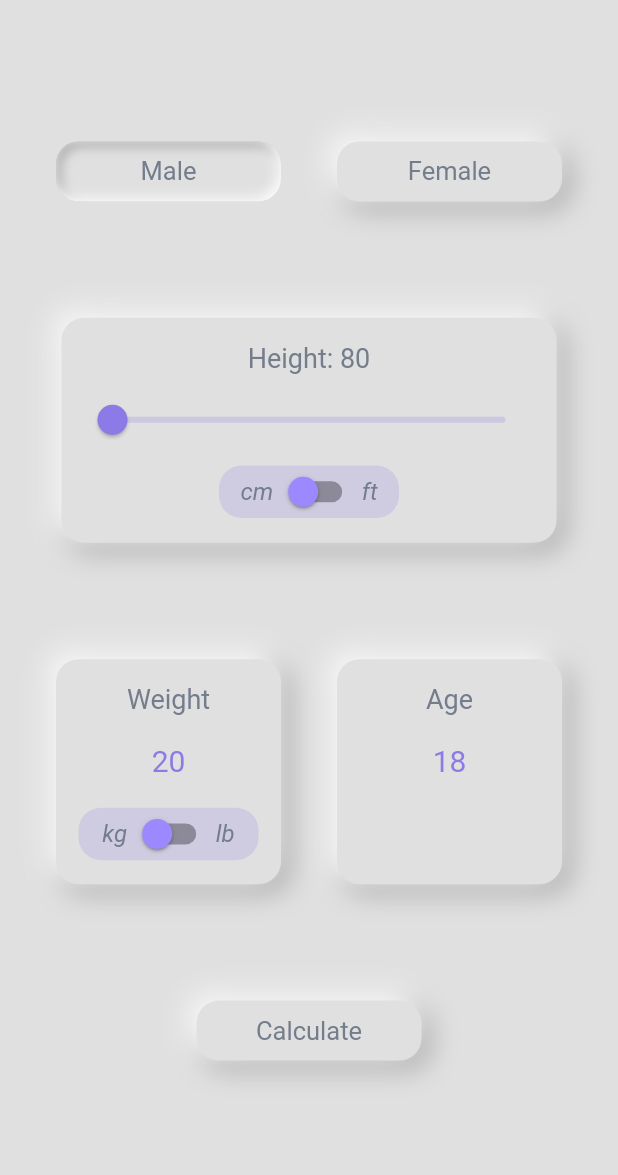
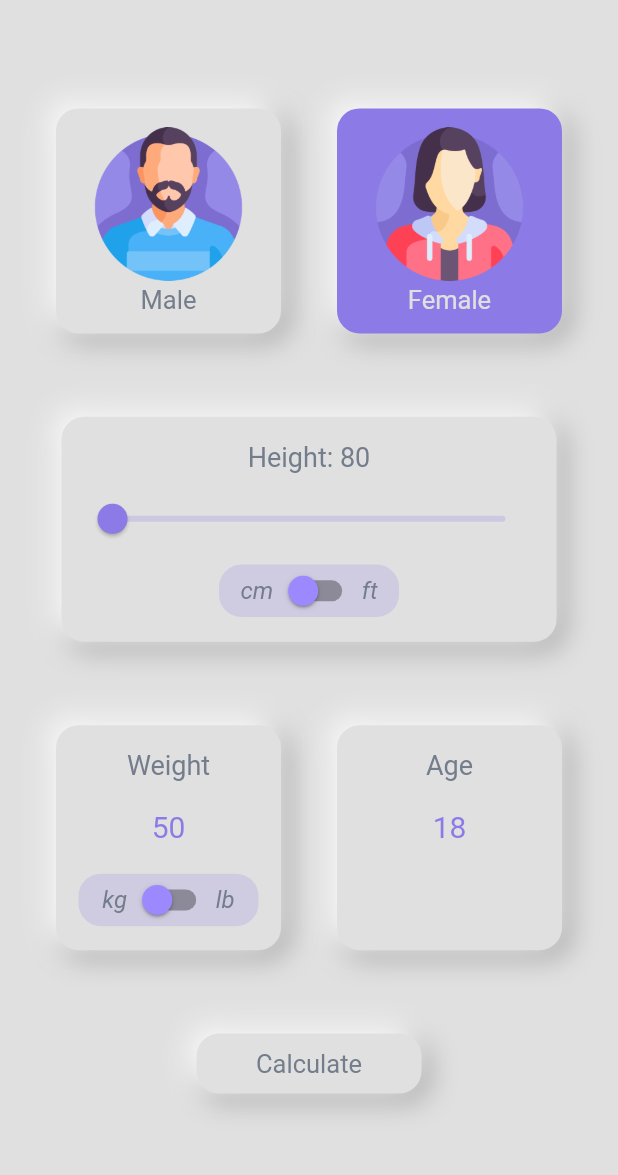
Before and after one commit to FatalError98/BMI-Calculator, a Flutter app: the screen it shows after launch, after a tap on "Male", on a phone screen of 412 x 824 dp, the part 59-1234 px from its top. Run offline on Flutter 3.47's test engine with Material 2 defaults, Android fonts, the phone set to English and light mode, and no system bars; drawn by our look-alikes of numberpicker; our stand-ins replace flutter_inset_box_shadow.

Commit message:
commit 5

```diff
--- a/lib/constants.dart
+++ b/lib/constants.dart
@@ -8,21 +8,27 @@ const sColor = Color.fromRGBO(156, 136, 255, 1);
 const pFontColor = Color.fromRGBO(87, 96, 111, 1);
 const sFontColor = Color.fromRGBO(116, 125, 140, 1);
 const shadowColor = Color.fromARGB(255, 158, 158, 158);
-BoxDecoration neumContanerEffect = BoxDecoration(
-  color: bgColor,
-  borderRadius: BorderRadius.circular(15),
-  boxShadow: const [
-    BoxShadow(
-      color: shadowColor,
-      offset: Offset(4, 4),
-      blurRadius: 15,
-      spreadRadius: 1,
-    ),
-    BoxShadow(
-      color: Colors.white,
-      offset: Offset(-4, -4),
-      blurRadius: 15,
-      spreadRadius: 1,
-    ),
-  ],
-);
+
+const activeColor = Color.fromRGBO(140, 122, 230, 1);
+const inActiveColor = Color.fromARGB(255, 224, 224, 224);
+
+const activeFontColor = Color.fromARGB(255, 224, 224, 224);
+const inActiveFontColor = Color.fromRGBO(116, 125, 140, 1);
+// BoxDecoration neumContanerEffect = BoxDecoration(
+//   color: bgColor,
+//   borderRadius: BorderRadius.circular(15),
+//   boxShadow: const [
+//     BoxShadow(
+//       color: shadowColor,
+//       offset: Offset(4, 4),
+//       blurRadius: 15,
+//       spreadRadius: 1,
+//     ),
+//     BoxShadow(
+//       color: Colors.white,
+//       offset: Offset(-4, -4),
+//       blurRadius: 15,
+//       spreadRadius: 1,
+//     ),
+//   ],
+// );
--- a/lib/global variables/globals.dart
+++ b/lib/global variables/globals.dart
@@ -1,3 +1,14 @@
 library bmi.globals;
 
 bool switchValues = false;
+bool isPressed = false;
+bool isSelected = false;
+
+enum Gender {
+  male,
+  female,
+}
+
+double heightValue = 80.0;
+int weightValue = 50;
+int ageValue = 18;
--- a/lib/main.dart
+++ b/lib/main.dart
@@ -1,10 +1,7 @@
 import 'package:flutter/material.dart';
-import 'package:numberpicker/numberpicker.dart';
 
-import './global variables/globals.dart' as globals;
-import './widgets/neumorphism-button.dart';
-import './widgets/unit-switch.dart';
 import './constants.dart';
+import './screens/main_screen.dart';
 
 void main() {
   runApp(MyApp());
@@ -25,140 +22,7 @@ class MyApp extends StatelessWidget {
           secondary: sColor,
         ),
       ),
-      home: MyHomePage(),
+      home: MainScreen(),
     );
   }
 }
-
-class MyHomePage extends StatefulWidget {
-  const MyHomePage({Key? key}) : super(key: key);
-
-  @override
-  State<MyHomePage> createState() => _MyHomePageState();
-}
-
-class _MyHomePageState extends State<MyHomePage> {
-  double _currentValue = 80.0;
-  int _currentWeightValue = 20;
-  int _currentAgeValue = 18;
-
-  @override
-  Widget build(BuildContext context) {
-    return Scaffold(
-      backgroundColor: bgColor,
-      appBar: AppBar(
-        iconTheme: const IconThemeData(color: pFontColor),
-        centerTitle: true,
-        backgroundColor: bgColor,
-        elevation: 0,
-        title: const Text(
-          'BMI Calculator',
-          style: TextStyle(
-            color: pFontColor,
-          ),
-        ),
-      ),
-      body: Column(
-        mainAxisAlignment: MainAxisAlignment.spaceEvenly,
-        children: [
-          Row(
-            mainAxisAlignment: MainAxisAlignment.spaceEvenly,
-            children: [
-              NeumButton(bText: 'Male'),
-              NeumButton(bText: 'Female'),
-            ],
-          ),
-          Container(
-            padding: const EdgeInsets.all(10),
-            height: 150,
-            width: 330,
-            decoration: neumContanerEffect,
-            child: Column(
-                mainAxisAlignment: MainAxisAlignment.spaceEvenly,
-                children: [
-                  Text(
-                    !globals.switchValues
-                        ? 'Height: ${_currentValue.toInt()}'
-                        : 'Height: ${(_currentValue / 30.48).toStringAsFixed(1)}',
-                    style: const TextStyle(color: sFontColor, fontSize: 18.0),
-                  ),
-                  Slider(
-                    value: _currentValue,
-                    min: 80,
-                    max: 240,
-                    onChanged: (value) => setState(() {
-                      _currentValue = value;
-                    }),
-                  ),
-                  UnitSwitch(mainUnit: 'cm', secondaryUnit: 'ft'),
-                ]),
-          ),
-          Row(
-            mainAxisAlignment: MainAxisAlignment.spaceEvenly,
-            children: [
-              Container(
-                padding: const EdgeInsets.all(10),
-                height: 150,
-                width: 150,
-                decoration: neumContanerEffect,
-                child: Column(
-                    mainAxisAlignment: MainAxisAlignment.spaceEvenly,
-                    children: [
-                      const Text(
-                        'Weight',
-                        style: TextStyle(color: sFontColor, fontSize: 18.0),
-                      ),
-                      NumberPicker(
-                        selectedTextStyle:
-                            const TextStyle(color: pColor, fontSize: 20.0),
-                        textStyle: const TextStyle(color: sFontColor),
-                        axis: Axis.horizontal,
-                        itemCount: 1,
-                        minValue: 1,
-                        maxValue: 500,
-                        value: _currentWeightValue,
-                        onChanged: (val) => setState(() {
-                          _currentWeightValue = val;
-                        }),
-                      ),
-                      UnitSwitch(mainUnit: 'kg', secondaryUnit: 'lb'),
-                    ]),
-              ),
-              Container(
-                padding: const EdgeInsets.all(10),
-                height: 150,
-                width: 150,
-                decoration: neumContanerEffect,
-                child: Column(
-                    mainAxisAlignment: MainAxisAlignment.spaceEvenly,
-                    children: [
-                      const Text(
-                        'Age',
-                        style: TextStyle(color: sFontColor, fontSize: 18.0),
-                      ),
-                      NumberPicker(
-                        selectedTextStyle:
-                            const TextStyle(color: pColor, fontSize: 20.0),
-                        textStyle: const TextStyle(color: sFontColor),
-                        axis: Axis.horizontal,
-                        itemCount: 1,
-                        minValue: 1,
-                        maxValue: 130,
-                        value: _currentAgeValue,
-                        onChanged: (val) => setState(() {
-                          _currentAgeValue = val;
-                        }),
-                      ),
-                      const SizedBox(
-                        height: 35,
-                      )
-                    ]),
-              ),
-            ],
-          ),
-          NeumButton(bText: 'Calculate'),
-        ],
-      ),
-    );
-  }
-}
--- /dev/null
+++ b/lib/screens/main_screen.dart
@@ -0,0 +1,214 @@
+import 'package:flutter/material.dart';
+import 'package:numberpicker/numberpicker.dart';
+
+import '../widgets/neum_container.dart';
+import '../widgets/gender_container.dart';
+import '../global variables/globals.dart' as globals;
+import '../widgets/neumorphism-button.dart';
+import '../widgets/unit-switch.dart';
+import '../constants.dart';
+
+class MainScreen extends StatefulWidget {
+  const MainScreen({Key? key}) : super(key: key);
+
+  @override
+  State<MainScreen> createState() => _MainScreenState();
+}
+
+class _MainScreenState extends State<MainScreen> {
+  Color maleBoxColor = activeColor;
+  Color maleFontColor = activeFontColor;
+  Color femaleBoxColor = inActiveColor;
+  Color femaleFontColor = inActiveFontColor;
+
+  void updateBoxColor(int gender) {
+    if (gender == 1) {
+      if (maleBoxColor == inActiveColor) {
+        maleBoxColor = activeColor;
+        maleFontColor = activeFontColor;
+        femaleBoxColor = inActiveColor;
+        femaleFontColor = inActiveFontColor;
+      } else {
+        maleBoxColor = inActiveColor;
+        maleFontColor = inActiveFontColor;
+        femaleBoxColor = activeColor;
+        femaleFontColor = activeFontColor;
+      }
+    } else {
+      if (femaleBoxColor == inActiveColor) {
+        femaleBoxColor = activeColor;
+        femaleFontColor = activeFontColor;
+        maleBoxColor = inActiveColor;
+        maleFontColor = inActiveFontColor;
+      } else {
+        femaleBoxColor = inActiveColor;
+        femaleFontColor = inActiveFontColor;
+        maleBoxColor = activeColor;
+        maleFontColor = activeFontColor;
+      }
+    }
+  }
+
+  @override
+  Widget build(BuildContext context) {
+    return Scaffold(
+      backgroundColor: bgColor,
+      appBar: AppBar(
+        iconTheme: const IconThemeData(color: pFontColor),
+        centerTitle: true,
+        backgroundColor: bgColor,
+        elevation: 0,
+        title: const Text(
+          'BMI Calculator',
+          style: TextStyle(
+            color: pFontColor,
+          ),
+        ),
+      ),
+      body: Column(
+        mainAxisAlignment: MainAxisAlignment.spaceEvenly,
+        children: [
+          Row(
+            mainAxisAlignment: MainAxisAlignment.spaceEvenly,
+            children: [
+              GestureDetector(
+                onTap: (() {
+                  setState(() {
+                    updateBoxColor(1);
+                  });
+                }),
+                child: NeumContainer(
+                  color: maleBoxColor,
+                  height: 150,
+                  width: 150,
+                  child: GenderContainer(
+                    fontColor: maleFontColor,
+                    title: 'Male',
+                    imgPath: 'assets/icons/man.png',
+                  ),
+                ),
+              ),
+              GestureDetector(
+                onTap: () {
+                  setState(() {
+                    updateBoxColor(2);
+                  });
+                },
+                child: NeumContainer(
+                  color: femaleBoxColor,
+                  height: 150,
+                  width: 150,
+                  child: GenderContainer(
+                    fontColor: femaleFontColor,
+                    title: 'Female',
+                    imgPath: 'assets/icons/woman.png',
+                  ),
+                ),
+              ),
+            ],
+          ),
+          NeumContainer(
+            color: bgColor,
+            height: 150,
+            width: 330,
+            child: Column(
+                mainAxisAlignment: MainAxisAlignment.spaceEvenly,
+                children: [
+                  Text(
+                    !globals.switchValues
+                        ? 'Height: ${globals.heightValue.toInt()}'
+                        : 'Height: ${(globals.heightValue / 30.48).toStringAsFixed(1)}',
+                    style: const TextStyle(color: sFontColor, fontSize: 18.0),
+                  ),
+                  Slider(
+                    value: globals.heightValue,
+                    min: 80,
+                    max: 240,
+                    onChanged: (value) => setState(() {
+                      globals.heightValue = value;
+                    }),
+                  ),
+                  UnitSwitch(mainUnit: 'cm', secondaryUnit: 'ft'),
+                ]),
+          ),
+          Row(
+            mainAxisAlignment: MainAxisAlignment.spaceEvenly,
+            children: [
+              NeumContainer(
+                color: bgColor,
+                height: 150,
+                width: 150,
+                child: Column(
+                    mainAxisAlignment: MainAxisAlignment.spaceEvenly,
+                    children: [
+                      const Text(
+                        'Weight',
+                        style: TextStyle(color: sFontColor, fontSize: 18.0),
+                      ),
+                      NumberPicker(
+                        selectedTextStyle:
+                            const TextStyle(color: pColor, fontSize: 20.0),
+                        textStyle: const TextStyle(color: sFontColor),
+                        axis: Axis.horizontal,
+                        itemCount: 1,
+                        minValue: 1,
+                        maxValue: 500,
+                        value: globals.weightValue,
+                        onChanged: (val) => setState(
+                          () {
+                            globals.weightValue = val;
+                          },
+                        ),
+                      ),
+                      UnitSwitch(mainUnit: 'kg', secondaryUnit: 'lb'),
+                    ]),
+              ),
+              NeumContainer(
+                color: bgColor,
+                height: 150,
+                width: 150,
+                child: Column(
+                    mainAxisAlignment: MainAxisAlignment.spaceEvenly,
+                    children: [
+                      const Text(
+                        'Age',
+                        style: TextStyle(color: sFontColor, fontSize: 18.0),
+                      ),
+                      NumberPicker(
+                        selectedTextStyle:
+                            const TextStyle(color: pColor, fontSize: 20.0),
+                        textStyle: const TextStyle(color: sFontColor),
+                        axis: Axis.horizontal,
+                        itemCount: 1,
+                        minValue: 1,
+                        maxValue: 130,
+                        value: globals.ageValue,
+                        onChanged: (val) => setState(() {
+                          globals.ageValue = val;
+                        }),
+                      ),
+                      const SizedBox(
+                        height: 35,
+                      )
+                    ]),
+              ),
+            ],
+          ),
+          NeumButton(
+            height: 40,
+            width: 150,
+            buttonChild: const Text(
+              'Calculate',
+              style: TextStyle(color: sFontColor, fontSize: 17.0),
+            ),
+            onPressed: () {
+              var bmi = globals.weightValue /
+                  (globals.heightValue * globals.heightValue);
+              print(bmi);
+            },
+          ),
+        ],
+      ),
+    );
+  }
+}
--- /dev/null
+++ b/lib/widgets/gender_container.dart
@@ -0,0 +1,31 @@
+import 'package:flutter/material.dart';
+
+import '../constants.dart';
+
+class GenderContainer extends StatelessWidget {
+  final String title;
+  final String imgPath;
+  final Color fontColor;
+  const GenderContainer({
+    required this.title,
+    required this.imgPath,
+    required this.fontColor,
+  });
+
+  @override
+  Widget build(BuildContext context) {
+    return Column(
+      mainAxisAlignment: MainAxisAlignment.spaceEvenly,
+      children: [
+        Image.asset(
+          imgPath,
+          scale: 5,
+        ),
+        Text(
+          title,
+          style: TextStyle(color: fontColor, fontSize: 17.0),
+        ),
+      ],
+    );
+  }
+}
--- /dev/null
+++ b/lib/widgets/neum_container.dart
@@ -0,0 +1,42 @@
+import 'package:flutter/material.dart';
+
+import '../constants.dart';
+
+class NeumContainer extends StatelessWidget {
+  final Color color;
+  final double height;
+  final double width;
+  final Widget child;
+
+  NeumContainer(
+      {required this.child,
+      required this.height,
+      required this.width,
+      required this.color});
+  @override
+  Widget build(BuildContext context) {
+    return Container(
+        padding: const EdgeInsets.all(10),
+        height: height,
+        width: width,
+        decoration: BoxDecoration(
+          color: color,
+          borderRadius: BorderRadius.circular(15),
+          boxShadow: const [
+            BoxShadow(
+              color: shadowColor,
+              offset: Offset(4, 4),
+              blurRadius: 15,
+              spreadRadius: 1,
+            ),
+            BoxShadow(
+              color: Colors.white,
+              offset: Offset(-4, -4),
+              blurRadius: 15,
+              spreadRadius: 1,
+            ),
+          ],
+        ),
+        child: child);
+  }
+}
--- a/lib/widgets/neumorphism-button.dart
+++ b/lib/widgets/neumorphism-button.dart
@@ -2,31 +2,39 @@ import 'package:flutter/material.dart' hide BoxDecoration, BoxShadow;
 import 'package:flutter_inset_box_shadow/flutter_inset_box_shadow.dart';
 
 import '../constants.dart';
+import '../global variables/globals.dart' as globals;
 
 class NeumButton extends StatefulWidget {
-  final String bText;
-  NeumButton({required this.bText});
+  final Widget buttonChild;
+  final double height;
+  final double width;
+  final Function onPressed;
+  NeumButton(
+      {required this.buttonChild,
+      required this.height,
+      required this.width,
+      required this.onPressed});
 
   @override
   State<NeumButton> createState() => _NeumButtonState();
 }
 
 class _NeumButtonState extends State<NeumButton> {
-  bool _isPressed = false;
   @override
   Widget build(BuildContext context) {
-    Offset distance = _isPressed ? const Offset(2, 2) : const Offset(4, 4);
-    double blur = _isPressed ? 6.0 : 15.0;
+    Offset distance =
+        globals.isPressed ? const Offset(2, 2) : const Offset(4, 4);
+    double blur = globals.isPressed ? 6.0 : 15.0;
     return GestureDetector(
       onTap: () {
         setState(() {
-          _isPressed = !_isPressed;
+          widget.onPressed;
         });
       },
       child: AnimatedContainer(
         duration: const Duration(milliseconds: 201),
-        height: 40,
-        width: 150,
+        height: widget.height,
+        width: widget.width,
         decoration: BoxDecoration(
           color: bgColor,
           borderRadius: BorderRadius.circular(15),
@@ -36,22 +44,18 @@ class _NeumButtonState extends State<NeumButton> {
               offset: distance,
               blurRadius: blur,
               spreadRadius: 1,
-              inset: _isPressed,
+              inset: globals.isPressed,
             ),
             BoxShadow(
               color: Colors.white,
               offset: -distance,
               blurRadius: blur,
               spreadRadius: 1,
-              inset: _isPressed,
+              inset: globals.isPressed,
             ),
           ],
         ),
-        child: Center(
-            child: Text(
-          widget.bText,
-          style: TextStyle(color: sFontColor, fontSize: 17.0),
-        )),
+        child: Center(child: widget.buttonChild),
       ),
     );
   }
--- a/lib/widgets/numpicker.dart
+++ /dev/null
@@ -1,88 +0,0 @@
-import 'package:flutter/material.dart';
-import 'package:numberpicker/numberpicker.dart';
-
-class _IntegerExample extends StatefulWidget {
-  @override
-  __IntegerExampleState createState() => __IntegerExampleState();
-}
-
-class __IntegerExampleState extends State<_IntegerExample> {
-  int _currentIntValue = 10;
-  int _currentHorizontalIntValue = 10;
-
-  @override
-  Widget build(BuildContext context) {
-    return Column(
-      children: <Widget>[
-        SizedBox(height: 16),
-        Text('Default', style: Theme.of(context).textTheme.headline6),
-        NumberPicker(
-          value: _currentIntValue,
-          minValue: 0,
-          maxValue: 100,
-          step: 10,
-          haptics: true,
-          onChanged: (value) => setState(() => _currentIntValue = value),
-        ),
-        SizedBox(height: 32),
-        Row(
-          mainAxisAlignment: MainAxisAlignment.center,
-          children: [
-            IconButton(
-              icon: Icon(Icons.remove),
-              onPressed: () => setState(() {
-                final newValue = _currentIntValue - 10;
-                _currentIntValue = newValue.clamp(0, 100);
-              }),
-            ),
-            Text('Current int value: $_currentIntValue'),
-            IconButton(
-              icon: Icon(Icons.add),
-              onPressed: () => setState(() {
-                final newValue = _currentIntValue + 20;
-                _currentIntValue = newValue.clamp(0, 100);
-              }),
-            ),
-          ],
-        ),
-        Divider(color: Colors.grey, height: 32),
-        SizedBox(height: 16),
-        Text('Horizontal', style: Theme.of(context).textTheme.headline6),
-        NumberPicker(
-          value: _currentHorizontalIntValue,
-          minValue: 0,
-          maxValue: 100,
-          step: 10,
-          itemHeight: 100,
-          axis: Axis.horizontal,
-          onChanged: (value) =>
-              setState(() => _currentHorizontalIntValue = value),
-          decoration: BoxDecoration(
-            borderRadius: BorderRadius.circular(16),
-            border: Border.all(color: Colors.black26),
-          ),
-        ),
-        Row(
-          mainAxisAlignment: MainAxisAlignment.center,
-          children: [
-            IconButton(
-              icon: Icon(Icons.remove),
-              onPressed: () => setState(() {
-                final newValue = _currentHorizontalIntValue - 10;
-                _currentHorizontalIntValue = newValue.clamp(0, 100);
-              }),
-            ),
-            Text('Current horizontal int value: $_currentHorizontalIntValue'),
-            IconButton(
-              icon: Icon(Icons.add),
-              onPressed: () => setState(() {
-                final newValue = _currentHorizontalIntValue + 20;
-                _currentHorizontalIntValue = newValue.clamp(0, 100);
-              }),
-            ),
-          ],
-        ),
-      ],
-    );
-  }
-}
--- a/pubspec.yaml
+++ b/pubspec.yaml
@@ -60,9 +60,9 @@ flutter:
   uses-material-design: true
 
   # To add assets to your application, add an assets section, like this:
-  # assets:
-  #   - images/a_dot_burr.jpeg
-  #   - images/a_dot_ham.jpeg
+  assets:
+    - assets/icons/
+    - assets/images/
 
   # An image asset can refer to one or more resolution-specific "variants", see
   # https://flutter.dev/assets-and-images/#resolution-aware.
```
Also changed, not shown: assets/icons/man.png (added), assets/icons/woman.png (added).
